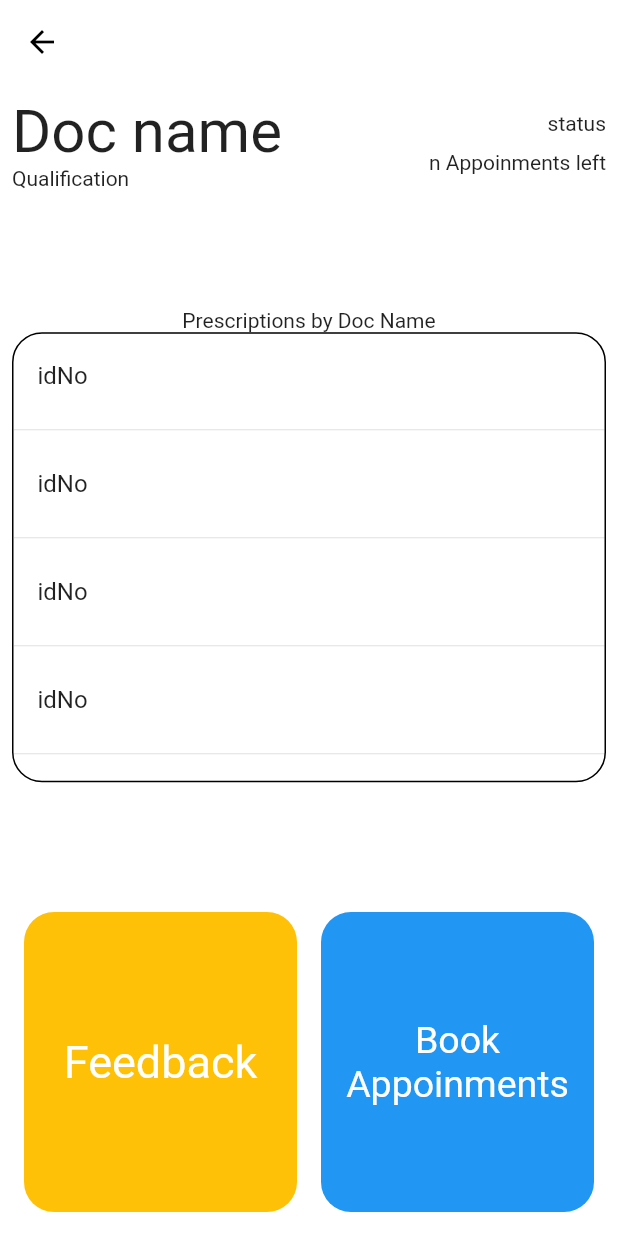
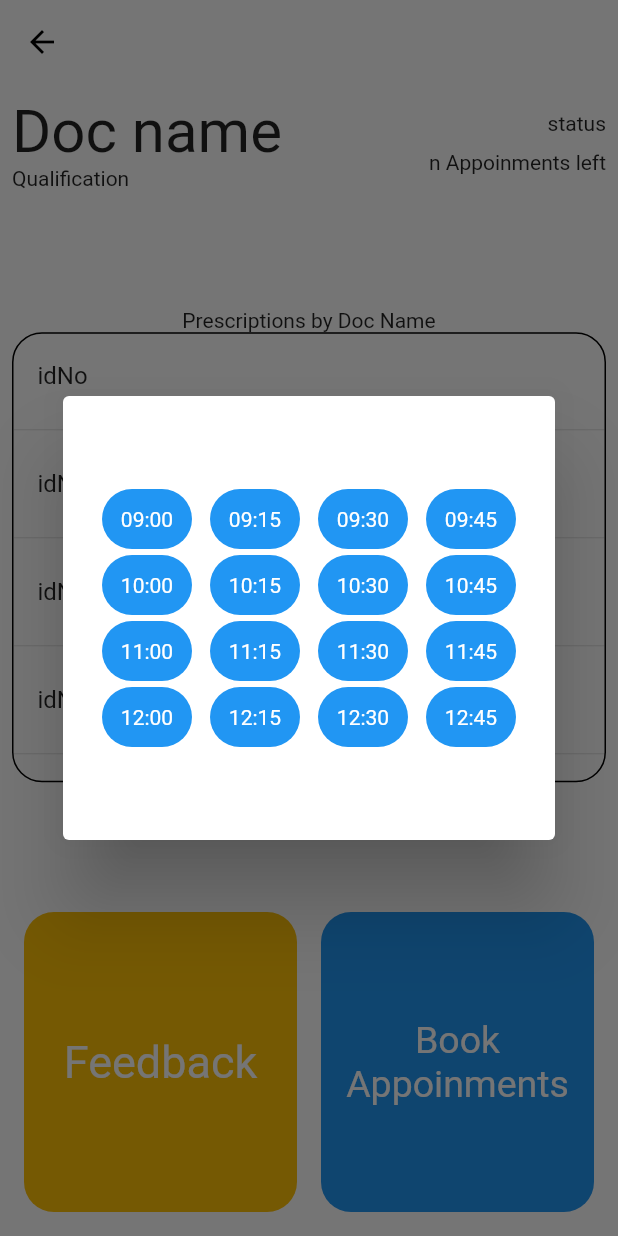
Before and after one commit to ShanuFutura/HeartBeat, a Flutter app: the DoctorView screen opened directly with empty values, after a tap on "Book Appoinments", on a phone screen of 412 x 824 dp. Run offline on Flutter 3.47's test engine with Material 2 defaults, Android fonts, the light colour scheme and no system bars; our stand-ins replace carousel_slider, dropdown_search, fluttertoast, image_picker, shared_preferences; accounts and stored records are empty.

Commit message:
appoinments slots window

```diff
--- /dev/null
+++ b/heartbeat/lib/Widgets/time_slot_card.dart
@@ -0,0 +1,51 @@
+import 'package:flutter/material.dart';
+import 'package:heartbeat/models/dummy_lists.dart';
+
+class TimeSlotCard extends StatefulWidget {
+  const TimeSlotCard({
+    Key? key,
+  }) : super(key: key);
+
+  @override
+  State<TimeSlotCard> createState() => _TimeSlotCardState();
+}
+
+class _TimeSlotCardState extends State<TimeSlotCard> {
+  @override
+  Widget build(BuildContext context) {
+    return Wrap(
+      children: [
+        ...DummyLists.docTimeSlots
+            .map((e) => Padding(
+                  padding:
+                      const EdgeInsets.symmetric(vertical: 2, horizontal: 6),
+                  child: GestureDetector(
+                    onTap: () {
+                      setState(() {
+                        DummyLists.docTimeSlots
+                            .removeWhere((element) => element == e);
+                      });
+                    },
+                    child: Container(
+                      decoration: const BoxDecoration(
+                        borderRadius: BorderRadius.all(
+                          Radius.circular(20),
+                        ),
+                        color: Colors.blue,
+                      ),
+                      height: 40,
+                      width: 60,
+                      child: Center(
+                        child: Text(
+                          e,
+                          style: const TextStyle(color: Colors.white),
+                        ),
+                      ),
+                    ),
+                  ),
+                ))
+            .toList()
+      ],
+    );
+  }
+}
--- a/heartbeat/lib/main.dart
+++ b/heartbeat/lib/main.dart
@@ -18,7 +18,7 @@ class HeartBeat extends StatelessWidget {
   @override
   Widget build(BuildContext context) {
     return MaterialApp(
-      home: DocHomePage(),
+      home: PatientHomePage(),
       routes: {
         LoginScreen.routeName: (ctx) => LoginScreen(),
         PatientSignupPage.routeName: (ctx) => PatientSignupPage(),
--- a/heartbeat/lib/models/dummy_lists.dart
+++ b/heartbeat/lib/models/dummy_lists.dart
@@ -36,6 +36,25 @@ class DummyLists {
     {'content': 'content', 'date': 'date'},
     {'content': 'content', 'date': 'date'},
     {'content': 'content', 'date': 'date'}
+  ];
+
+  static var docTimeSlots = [
+    '09:00',
+    '09:15',
+    '09:30',
+    '09:45',
+    '10:00',
+    '10:15',
+    '10:30',
+    '10:45',
+    '11:00',
+    '11:15',
+    '11:30',
+    '11:45',
+    '12:00',
+    '12:15',
+    '12:30',
+    '12:45'
   ];
 
   static const List<Map<String, String>> prescriptionsList = [
--- a/heartbeat/lib/screens/doctor_view.dart
+++ b/heartbeat/lib/screens/doctor_view.dart
@@ -1,6 +1,7 @@
 import 'package:flutter/material.dart';
 import 'package:heartbeat/Widgets/feedback.dart';
 import 'package:heartbeat/Widgets/patient_presc_listview.dart';
+import 'package:heartbeat/Widgets/time_slot_card.dart';
 import 'package:heartbeat/models/dummy_lists.dart';
 
 class DoctorView extends StatelessWidget {
@@ -113,15 +114,37 @@ class DoctorView extends StatelessWidget {
                 ),
                 Expanded(
                   child: GestureDetector(
-                    onTap: () {},
+                    onTap: DummyLists.docTimeSlots.isEmpty
+                        ? null
+                        : () {
+                            showDialog(
+                                context: context,
+                                builder: (BuildContext context) {
+                                  return StatefulBuilder(builder:
+                                      (BuildContext context,
+                                          StateSetter setState) {
+                                    return const Dialog(
+                                      child: Padding(
+                                        padding: EdgeInsets.symmetric(
+                                          vertical: 60,
+                                          horizontal: 20,
+                                        ),
+                                        child: TimeSlotCard(),
+                                      ),
+                                    );
+                                  });
+                                });
+                          },
                     child: Padding(
                       padding: const EdgeInsets.all(8.0),
                       child: Container(
-                        decoration: const BoxDecoration(
-                          borderRadius: BorderRadius.all(
+                        decoration: BoxDecoration(
+                          borderRadius: const BorderRadius.all(
                             Radius.circular(20),
                           ),
-                          color: Colors.blue,
+                          color: DummyLists.docTimeSlots.isEmpty
+                              ? Colors.grey
+                              : Colors.blue,
                         ),
                         height: 200,
                         child: const Center(
```
